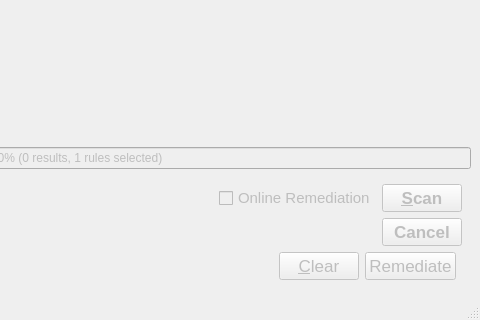
Before: the Qt Designer form ui/MainWindow.ui in OpenSCAP/scap-workbench, drawn with Qt 5; both pictures show x 320 to 800 and y 330 to 650 of the 800 by 650 pixel window.
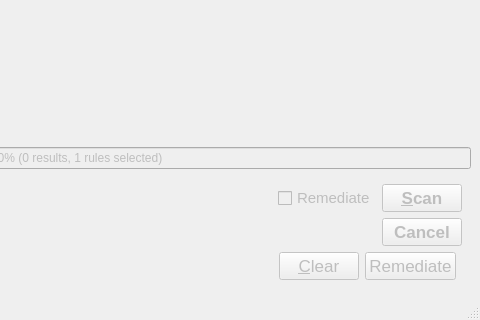
After: the same form once the commit is applied. Custom widgets are drawn as their Qt base class.

Commit message: Use "Remediate" as a checkbox label, better tooltip for it

The edit to the form file:
```diff
--- a/ui/MainWindow.ui
+++ b/ui/MainWindow.ui
@@ -250,7 +250,7 @@
                 <string>Checking this enables online remediation of failed checks. Online in the sense of being done as part of the evaluation.</string>
                </property>
                <property name="text">
-                <string>Online Remediation</string>
+                <string>Remediate</string>
                </property>
               </widget>
              </item>
```
Left out of the diff: 2 changed lines with no effect on the pictures. The commit also changes 1 other file.
